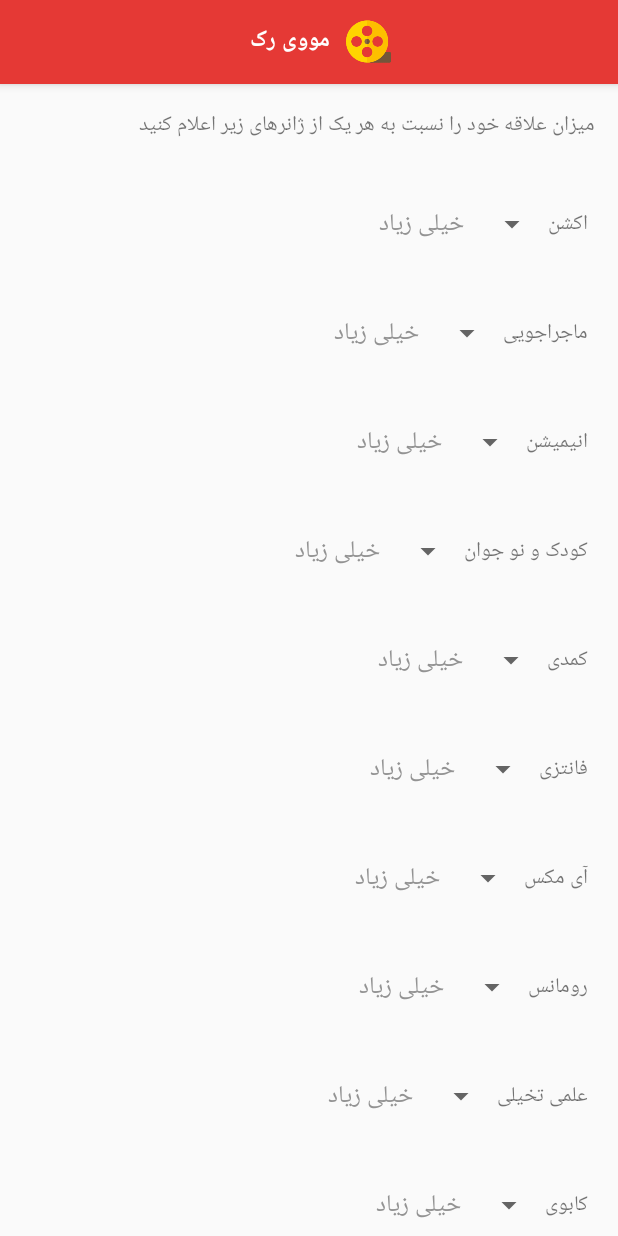
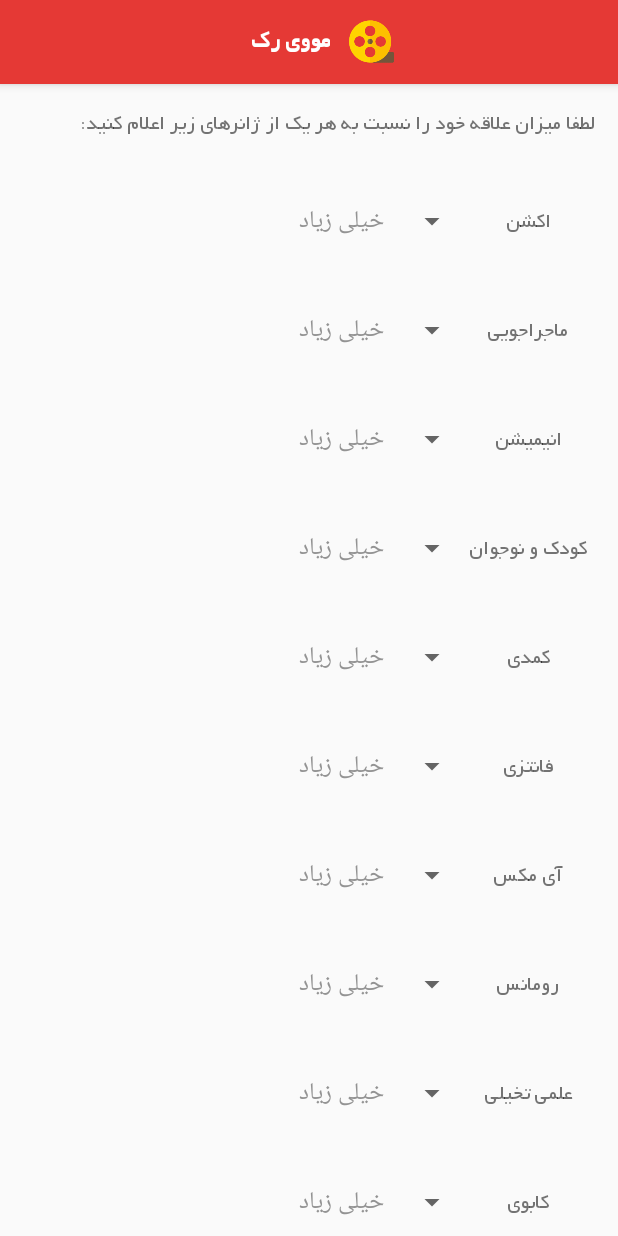
Before and after one commit to iamrahulyadav/DataMininng, an Android app: the screen it shows after launch (favoriteActivity), on a phone screen of 412 x 824 dp. Run offline under Robolectric (Android 15) with nearby library versions, the phone set to English and light mode, and no system bars.

Commit message:
changes from ehsan

```diff
--- a/app/src/main/res/layout/activity_favorite.xml
+++ b/app/src/main/res/layout/activity_favorite.xml
@@ -28,9 +28,10 @@
                     android:layout_centerInParent="true"
                     android:text="مووی رک"
                     android:textColor="@color/white"
-                    android:textSize="15sp"
+                    android:textSize="16sp"
                     android:layout_marginRight="5dp"
-                    android:textStyle="bold"/>
+                    android:textStyle="bold"
+                    android:padding="2dp"/>
 
 
                     <ImageView
@@ -51,7 +52,8 @@
         android:layout_height="wrap_content"
         android:layout_gravity="right"
         android:layout_margin="15dp"
-        android:text="میزان علاقه خود را نسبت به هر یک از ژانرهای زیر اعلام کنید" />
+        android:text="لطفا میزان علاقه خود را نسبت به هر یک از ژانرهای زیر اعلام کنید:"
+        android:textSize="14sp"/>
 
     <ScrollView
         android:layout_width="match_parent"
@@ -84,7 +86,8 @@
                     android:textAlignment="gravity"/>
 
                 <TextView
-                    android:layout_width="wrap_content"
+                    android:layout_width="80dp"
+                    android:gravity="center"
                     android:layout_height="wrap_content"
                     android:layout_gravity="center_vertical"
                     android:text="اکشن" />
@@ -111,7 +114,8 @@
                     android:textAlignment="gravity"/>
 
                 <TextView
-                    android:layout_width="wrap_content"
+                    android:layout_width="80dp"
+                    android:gravity="center"
                     android:layout_height="wrap_content"
                     android:layout_gravity="center_vertical"
                     android:text="ماجراجویی" />
@@ -138,7 +142,8 @@
                     android:textAlignment="gravity"/>
 
                 <TextView
-                    android:layout_width="wrap_content"
+                    android:layout_width="80dp"
+                    android:gravity="center"
                     android:layout_height="wrap_content"
                     android:layout_gravity="center_vertical"
                     android:text="انیمیشن" />
@@ -165,10 +170,11 @@
                     android:textAlignment="gravity"/>
 
                 <TextView
-                    android:layout_width="wrap_content"
+                    android:layout_width="80dp"
+                    android:gravity="center"
                     android:layout_height="wrap_content"
                     android:layout_gravity="center_vertical"
-                    android:text="کودک و نو جوان" />
+                    android:text="کودک و نوجوان" />
 
             </LinearLayout>
 
@@ -192,7 +198,8 @@
                     android:textAlignment="gravity"/>
 
                 <TextView
-                    android:layout_width="wrap_content"
+                    android:layout_width="80dp"
+                    android:gravity="center"
                     android:layout_height="wrap_content"
                     android:layout_gravity="center_vertical"
                     android:text="کمدی" />
@@ -219,7 +226,8 @@
                     android:textAlignment="gravity"/>
 
                 <TextView
-                    android:layout_width="wrap_content"
+                    android:layout_width="80dp"
+                    android:gravity="center"
                     android:layout_height="wrap_content"
                     android:layout_gravity="center_vertical"
                     android:text="فانتزی" />
@@ -246,7 +254,8 @@
                     android:textAlignment="gravity"/>
 
                 <TextView
-                    android:layout_width="wrap_content"
+                    android:layout_width="80dp"
+                    android:gravity="center"
                     android:layout_height="wrap_content"
                     android:layout_gravity="center_vertical"
                     android:text="آی مکس" />
@@ -273,7 +282,8 @@
                     android:textAlignment="gravity"/>
 
                 <TextView
-                    android:layout_width="wrap_content"
+                    android:layout_width="80dp"
+                    android:gravity="center"
                     android:layout_height="wrap_content"
                     android:layout_gravity="center_vertical"
                     android:text="رومانس" />
@@ -300,7 +310,8 @@
                     android:textAlignment="gravity"/>
 
                 <TextView
-                    android:layout_width="wrap_content"
+                    android:layout_width="80dp"
+                    android:gravity="center"
                     android:layout_height="wrap_content"
                     android:layout_gravity="center_vertical"
                     android:text="علمی تخیلی" />
@@ -327,7 +338,8 @@
                     android:textAlignment="gravity"/>
 
                 <TextView
-                    android:layout_width="wrap_content"
+                    android:layout_width="80dp"
+                    android:gravity="center"
                     android:layout_height="wrap_content"
                     android:layout_gravity="center_vertical"
                     android:text="کابوی" />
@@ -354,7 +366,8 @@
                     android:textAlignment="gravity"/>
 
                 <TextView
-                    android:layout_width="wrap_content"
+                    android:layout_width="80dp"
+                    android:gravity="center"
                     android:layout_height="wrap_content"
                     android:layout_gravity="center_vertical"
                     android:text="رازآلود" />
@@ -381,7 +394,8 @@
                     android:textAlignment="gravity"/>
 
                 <TextView
-                    android:layout_width="wrap_content"
+                    android:layout_width="80dp"
+                    android:gravity="center"
                     android:layout_height="wrap_content"
                     android:layout_gravity="center_vertical"
                     android:text="جنایی" />
@@ -408,7 +422,8 @@
                     android:textAlignment="gravity"/>
 
                 <TextView
-                    android:layout_width="wrap_content"
+                    android:layout_width="80dp"
+                    android:gravity="center"
                     android:layout_height="wrap_content"
                     android:layout_gravity="center_vertical"
                     android:text="درام" />
@@ -435,7 +450,8 @@
                     android:textAlignment="gravity"/>
 
                 <TextView
-                    android:layout_width="wrap_content"
+                    android:layout_width="80dp"
+                    android:gravity="center"
                     android:layout_height="wrap_content"
                     android:layout_gravity="center_vertical"
                     android:text="ترسناک" />
@@ -462,7 +478,8 @@
                     android:textAlignment="gravity"/>
 
                 <TextView
-                    android:layout_width="wrap_content"
+                    android:layout_width="80dp"
+                    android:gravity="center"
                     android:layout_height="wrap_content"
                     android:layout_gravity="center_vertical"
                     android:text="مهیج" />
@@ -489,7 +506,8 @@
                     android:textAlignment="gravity"/>
 
                 <TextView
-                    android:layout_width="wrap_content"
+                    android:layout_width="80dp"
+                    android:gravity="center"
                     android:layout_height="wrap_content"
                     android:layout_gravity="center_vertical"
                     android:text="سیاه و سفید" />
@@ -516,7 +534,8 @@
                     android:textAlignment="gravity"/>
 
                 <TextView
-                    android:layout_width="wrap_content"
+                    android:layout_width="80dp"
+                    android:gravity="center"
                     android:layout_height="wrap_content"
                     android:layout_gravity="center_vertical"
                     android:text="مستند" />
@@ -543,7 +562,8 @@
                     android:textAlignment="gravity"/>
 
                 <TextView
-                    android:layout_width="wrap_content"
+                    android:layout_width="80dp"
+                    android:gravity="center"
                     android:layout_height="wrap_content"
                     android:layout_gravity="center_vertical"
                     android:text="جنگی" />
@@ -570,7 +590,8 @@
                     android:textAlignment="gravity"/>
 
                 <TextView
-                    android:layout_width="wrap_content"
+                    android:layout_width="80dp"
+                    android:gravity="center"
                     android:layout_height="wrap_content"
                     android:layout_gravity="center_vertical"
                     android:text="موزیکال" />
--- a/app/src/main/res/layout/activity_main.xml
+++ b/app/src/main/res/layout/activity_main.xml
@@ -28,9 +28,10 @@
                     android:layout_centerInParent="true"
                     android:text="مووی رک"
                     android:textColor="@color/white"
-                    android:textSize="15sp"
+                    android:textSize="16sp"
                     android:layout_marginRight="5dp"
-                    android:textStyle="bold"/>
+                    android:textStyle="bold"
+                    android:padding="2dp"/>
 
 
                 <ImageView
--- a/app/src/main/res/layout/listitem_movie.xml
+++ b/app/src/main/res/layout/listitem_movie.xml
@@ -20,8 +20,8 @@
                 android:layout_height="match_parent"
                 android:layout_weight="0.5"
                 android:orientation="vertical"
-                android:gravity="right"
-                android:padding="15dp">
+                android:gravity="right|center_vertical"
+                android:padding="10dp">
 
                 <LinearLayout
                     android:layout_width="match_parent"
@@ -36,7 +36,7 @@
                         android:text="نام فیلم"
                         android:textStyle="bold"
                         android:singleLine="false"
-                        android:textSize="12sp"
+                        android:textSize="14sp"
                         android:gravity="right"/>
 
                 </LinearLayout>
@@ -47,22 +47,22 @@
                     android:layout_height="wrap_content"
                     android:layout_marginTop="10dp"
                     android:text="ژانر:"
-                    android:textSize="12sp"/>
+                    android:textSize="14sp"/>
 
                 <TextView
                     android:id="@+id/txtRating"
                     android:layout_width="wrap_content"
                     android:layout_height="wrap_content"
                     android:text="10.852"
-                    android:textSize="12sp"
+                    android:textSize="14sp"
                     android:layout_marginTop="10dp"/>
 
             </LinearLayout>
 
             <ImageView
                 android:id="@+id/imgTitle"
-                android:layout_width="100dp"
-                android:layout_height="120dp"
+                android:layout_width="110dp"
+                android:layout_height="130dp"
                 android:src="@drawable/movie"
                 android:scaleType="fitXY"/>
 
--- a/app/src/main/res/values/styles.xml
+++ b/app/src/main/res/values/styles.xml
@@ -6,6 +6,7 @@
         <item name="colorPrimary">@color/colorPrimary</item>
         <item name="colorPrimaryDark">@color/colorPrimaryDark</item>
         <item name="colorAccent">@color/colorAccent</item>
+        <item name="android:fontFamily">@font/font</item>
     </style>
 
 </resources>
```
Also changed, not shown: app/src/main/res/font/font.ttf (added).
